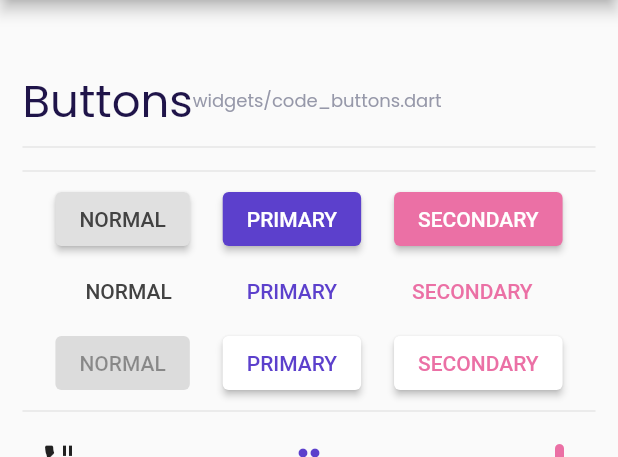
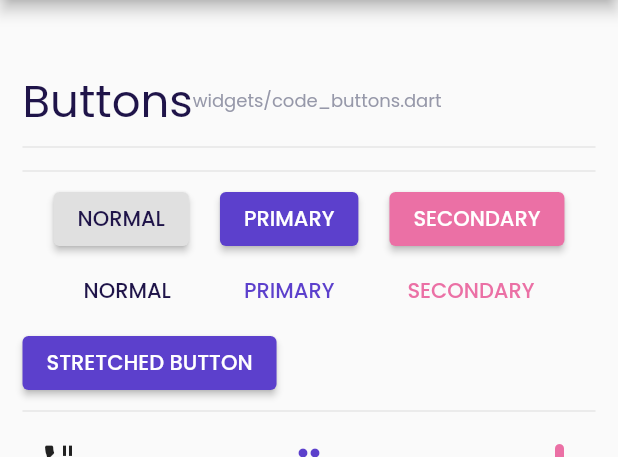
Before and after one commit to idtolhah/sm_widgets, a Flutter app: the screen it shows after launch, after a tap on "NORMAL", on a phone screen of 412 x 824 dp, the part 84-541 px from its top. Run offline on Flutter 3.47's test engine with Material 2 defaults, Android fonts, the phone set to English and light mode, and no system bars; our stand-ins replace google_fonts.

Commit message:
fix textstyle

```diff
--- a/lib/widgets/code_bottom_sheets.dart
+++ b/lib/widgets/code_bottom_sheets.dart
@@ -1,6 +1,7 @@
 // ignore_for_file: prefer_const_constructors
 
 import 'package:flutter/material.dart';
+import 'package:sinarmas_widget/shared/theme.dart';
 import 'package:sinarmas_widget/widgets/custom_section.dart';
 
 class CodeBottomSheet extends StatelessWidget {
@@ -11,7 +12,7 @@ class CodeBottomSheet extends StatelessWidget {
         context: context,
         builder: (BuildContext bc) {
           return Container(
-            color: Colors.white,
+            color: kWhiteColor,
             padding: EdgeInsets.symmetric(vertical: 0, horizontal: 5),
             child: Wrap(
               children: <Widget>[
@@ -48,7 +49,7 @@ class CodeBottomSheet extends StatelessWidget {
           title: "Bottom Sheet", subtitle: "/widgets/code_bottom_sheets.dart"),
       ElevatedButton(
         style: ElevatedButton.styleFrom(onPrimary: Colors.blue[700]),
-        child: Text("PRIMARY", style: TextStyle(color: Colors.white)),
+        child: Text("PRIMARY", style: whiteTextStyle),
         onPressed: () {
           showSheet(context);
         },
--- a/lib/widgets/code_buttons.dart
+++ b/lib/widgets/code_buttons.dart
@@ -18,13 +18,13 @@ class CodeButtons extends StatelessWidget {
             Spacer(),
             ElevatedButton(
               style: ElevatedButton.styleFrom(primary: Colors.grey[300]),
-              child: Text("NORMAL", style: TextStyle(color: Colors.grey[800])),
+              child: Text("NORMAL", style: blackTextStyle),
               onPressed: () {},
             ),
             Spacer(),
             ElevatedButton(
               style: ElevatedButton.styleFrom(primary: kPrimaryColor),
-              child: Text("PRIMARY", style: TextStyle(color: Colors.white)),
+              child: Text("PRIMARY", style: whiteTextStyle),
               onPressed: () {},
             ),
             Spacer(),
@@ -32,7 +32,7 @@ class CodeButtons extends StatelessWidget {
               style: ElevatedButton.styleFrom(primary: kSecondaryColor),
               child: Text(
                 "SECONDARY",
-                style: TextStyle(color: Colors.white),
+                style: whiteTextStyle,
               ),
               onPressed: () {},
             ),
@@ -46,7 +46,7 @@ class CodeButtons extends StatelessWidget {
               style: TextButton.styleFrom(primary: Colors.transparent),
               child: Text(
                 "NORMAL",
-                style: TextStyle(color: Colors.grey[800]),
+                style: blackTextStyle,
               ),
               onPressed: () {},
             ),
@@ -55,7 +55,7 @@ class CodeButtons extends StatelessWidget {
               style: TextButton.styleFrom(primary: Colors.transparent),
               child: Text(
                 "PRIMARY",
-                style: TextStyle(color: kPrimaryColor),
+                style: purpleTextStyle,
               ),
               onPressed: () {},
             ),
@@ -64,7 +64,7 @@ class CodeButtons extends StatelessWidget {
               style: TextButton.styleFrom(primary: Colors.transparent),
               child: Text(
                 "SECONDARY",
-                style: TextStyle(color: kSecondaryColor),
+                style: redTextStyle,
               ),
               onPressed: () {},
             ),
@@ -73,30 +73,11 @@ class CodeButtons extends StatelessWidget {
         ),
         Row(
           children: <Widget>[
-            Spacer(),
             ElevatedButton(
-              child: Text("NORMAL"),
-              onPressed: null,
-            ),
-            Spacer(),
-            ElevatedButton(
-              style: ElevatedButton.styleFrom(primary: Colors.white),
-              child: Text(
-                "PRIMARY",
-                style: TextStyle(color: kPrimaryColor),
-              ),
+              style: ElevatedButton.styleFrom(primary: kPrimaryColor),
+              child: Text("STRETCHED BUTTON", style: whiteTextStyle),
               onPressed: () {},
             ),
-            Spacer(),
-            ElevatedButton(
-              style: ElevatedButton.styleFrom(primary: Colors.white),
-              child: Text(
-                "SECONDARY",
-                style: TextStyle(color: kSecondaryColor),
-              ),
-              onPressed: () {},
-            ),
-            Spacer(),
           ],
         ),
         Divider(),
@@ -129,7 +110,7 @@ class CodeButtons extends StatelessWidget {
           children: <Widget>[
             FloatingActionButton(
               heroTag: "fab1",
-              backgroundColor: Colors.white,
+              backgroundColor: kWhiteColor,
               elevation: 3,
               child: Icon(
                 Icons.mic,
@@ -146,7 +127,7 @@ class CodeButtons extends StatelessWidget {
               elevation: 3,
               child: Icon(
                 Icons.add,
-                color: Colors.white,
+                color: kWhiteColor,
               ),
               onPressed: () {
                 print('Clicked');
@@ -159,7 +140,7 @@ class CodeButtons extends StatelessWidget {
               elevation: 3,
               child: Icon(
                 Icons.create,
-                color: Colors.white,
+                color: kWhiteColor,
               ),
               onPressed: () {
                 print('Clicked');
--- a/lib/widgets/code_cards.dart
+++ b/lib/widgets/code_cards.dart
@@ -67,7 +67,7 @@ class CodeCards extends StatelessWidget {
                   children: <Widget>[
                     Text(
                       "Phasellus a Turpis id Nisi",
-                      style: TextStyle(fontSize: 24, color: Colors.white),
+                      style: TextStyle(fontSize: 24, color: kWhiteColor),
                     ),
                     Container(height: 10),
                     Container(
@@ -82,7 +82,7 @@ class CodeCards extends StatelessWidget {
                 style: TextButton.styleFrom(primary: Colors.transparent),
                 child: Text(
                   "LISTEN NOW",
-                  style: TextStyle(color: Colors.white),
+                  style: whiteTextStyle,
                 ),
                 onPressed: () {},
               ),
@@ -107,11 +107,11 @@ class CodeCards extends StatelessWidget {
                       padding: EdgeInsets.all(15),
                       child: Text(
                         "Aliquet Et Ante \nMorbi",
-                        style: TextStyle(fontSize: 24, color: Colors.white),
+                        style: TextStyle(fontSize: 24, color: kWhiteColor),
                       ),
                     ),
                     Divider(
-                      color: Colors.white,
+                      color: kWhiteColor,
                       thickness: 0.5,
                       height: 0,
                     ),
@@ -122,11 +122,11 @@ class CodeCards extends StatelessWidget {
                         ),
                         Text(
                           "March 19, 17",
-                          style: TextStyle(color: Colors.white),
+                          style: whiteTextStyle,
                         ),
                         Spacer(),
                         IconButton(
-                          icon: Icon(Icons.event, color: Colors.white),
+                          icon: Icon(Icons.event, color: kWhiteColor),
                           onPressed: () {},
                         ),
                         Container(
@@ -157,11 +157,11 @@ class CodeCards extends StatelessWidget {
                         ),
                         Text(
                           "Call",
-                          style: TextStyle(color: Colors.white),
+                          style: whiteTextStyle,
                         ),
                         Spacer(),
                         IconButton(
-                          icon: Icon(Icons.call, color: Colors.white),
+                          icon: Icon(Icons.call, color: kWhiteColor),
                           onPressed: () {},
                         ),
                         Container(
@@ -173,7 +173,7 @@ class CodeCards extends StatelessWidget {
                       padding: EdgeInsets.all(15),
                       child: Text(
                         "Vitae Tortor \nSed",
-                        style: TextStyle(fontSize: 24, color: Colors.white),
+                        style: TextStyle(fontSize: 24, color: kWhiteColor),
                       ),
                     ),
                   ],
--- a/lib/widgets/code_datepicker.dart
+++ b/lib/widgets/code_datepicker.dart
@@ -30,7 +30,7 @@ class _CodeDatepickerState extends State<CodeDatepicker> {
                     borderRadius: BorderRadius.circular(20)),
                 padding: EdgeInsets.symmetric(horizontal: 30),
                 primary: kPrimaryColor),
-            child: Text("PICK DATE", style: TextStyle(color: Colors.white)),
+            child: Text("PICK DATE", style: whiteTextStyle),
             onPressed: () {
               showDialogPicker(context);
             },
--- a/lib/widgets/code_timepicker.dart
+++ b/lib/widgets/code_timepicker.dart
@@ -29,7 +29,7 @@ class _CodeTimepickerState extends State<CodeTimepicker> {
                     borderRadius: BorderRadius.circular(20)),
                 padding: EdgeInsets.symmetric(horizontal: 30),
                 primary: kAccentColor),
-            child: Text("PICK TIME", style: TextStyle(color: Colors.white)),
+            child: Text("PICK TIME", style: whiteTextStyle),
             onPressed: () {
               showDialogPicker(context);
             },
--- a/lib/widgets/code_toast.dart
+++ b/lib/widgets/code_toast.dart
@@ -30,7 +30,7 @@ class _CodeToastState extends State<CodeToast> {
                 shape: RoundedRectangleBorder(
                     borderRadius: BorderRadius.circular(20)),
                 primary: kAccentColor),
-            child: Text("SIMPLE", style: TextStyle(color: Colors.white)),
+            child: Text("SIMPLE", style: whiteTextStyle),
             onPressed: () {
               showSimpleToast(context);
             },
@@ -43,8 +43,7 @@ class _CodeToastState extends State<CodeToast> {
                 shape: RoundedRectangleBorder(
                     borderRadius: BorderRadius.circular(20)),
                 primary: kAccentColor),
-            child:
-                Text("COLORED PRIMARY", style: TextStyle(color: Colors.white)),
+            child: Text("COLORED PRIMARY", style: whiteTextStyle),
             onPressed: () {
               showColoredPrimaryToast(context);
             },
@@ -59,7 +58,7 @@ class _CodeToastState extends State<CodeToast> {
                 shape: RoundedRectangleBorder(
                     borderRadius: BorderRadius.circular(20)),
                 primary: kAccentColor),
-            child: Text("SIMPLE", style: TextStyle(color: Colors.white)),
+            child: Text("SIMPLE", style: whiteTextStyle),
             onPressed: () {
               showSimpleSnackbar(context);
             },
@@ -72,7 +71,7 @@ class _CodeToastState extends State<CodeToast> {
                 shape: RoundedRectangleBorder(
                     borderRadius: BorderRadius.circular(20)),
                 primary: kAccentColor),
-            child: Text("WITH ACTION", style: TextStyle(color: Colors.white)),
+            child: Text("WITH ACTION", style: whiteTextStyle),
             onPressed: () {
               snackBarWithAction(context);
             },
```
